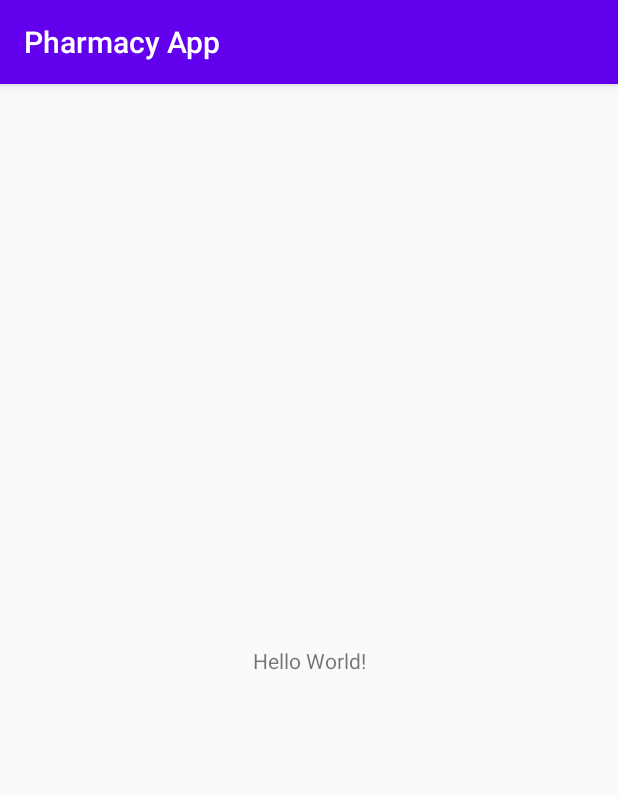
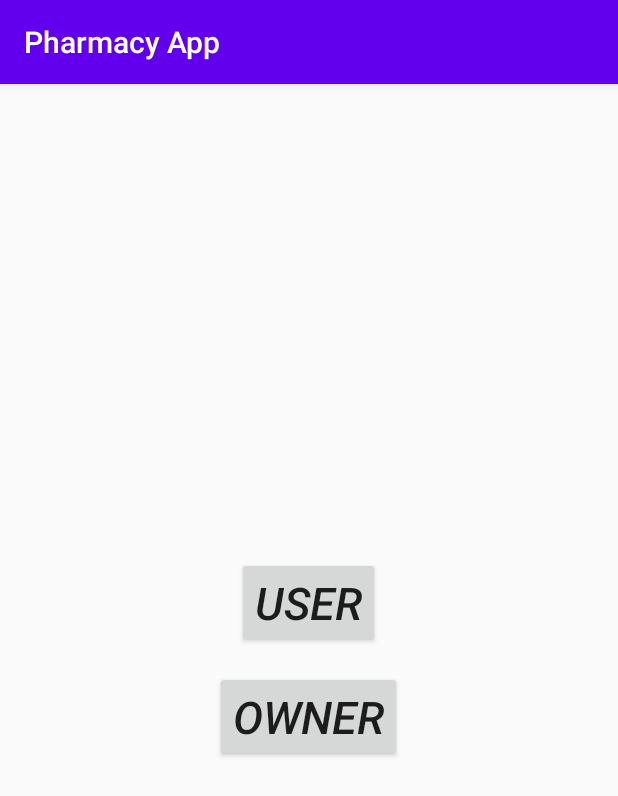
Before and after one commit to SamarAbdo/Pharmacy-App, an Android app: the screen it shows after launch (MainActivity), on a phone screen of 412 x 824 dp. Shown: the top 796 px of the screen. Run offline under Robolectric (Android 15) with nearby library versions, the phone set to English and light mode, and no system bars.

Commit message:
User&Owner

```diff
--- a/app/src/main/AndroidManifest.xml
+++ b/app/src/main/AndroidManifest.xml
@@ -9,6 +9,7 @@
         android:roundIcon="@mipmap/ic_launcher_round"
         android:supportsRtl="true"
         android:theme="@style/AppTheme">
+        <activity android:name=".Login"></activity>
         <activity android:name=".MainActivity">
             <intent-filter>
                 <action android:name="android.intent.action.MAIN" />
--- a/app/src/main/java/com/example/pharmacyapp/MainActivity.java
+++ b/app/src/main/java/com/example/pharmacyapp/MainActivity.java
@@ -2,13 +2,32 @@ package com.example.pharmacyapp;
 
 import androidx.appcompat.app.AppCompatActivity;
 
+import android.content.Intent;
 import android.os.Bundle;
+import android.view.View;
+import android.widget.Button;
+import android.widget.Toast;
 
-public class MainActivity extends AppCompatActivity {
-
+public class MainActivity extends AppCompatActivity implements View.OnClickListener {
+    Button own,use;
     @Override
     protected void onCreate(Bundle savedInstanceState) {
         super.onCreate(savedInstanceState);
         setContentView(R.layout.activity_main);
+        own =findViewById(R.id.owner);
+        use =findViewById(R.id.user);
+        own.setOnClickListener(this);
+        use.setOnClickListener(this);
+    }
+
+    @Override
+    public void onClick(View view) {
+        if (view.getId()==R.id.user){
+            Toast.makeText(MainActivity.this,"User",Toast.LENGTH_LONG).show();
+            startActivity(new Intent(MainActivity.this,Login.class));
+        }else if (view.getId()==R.id.owner){
+            Toast.makeText(MainActivity.this,"Owner",Toast.LENGTH_LONG).show();
+            startActivity(new Intent(MainActivity.this,Login.class));
+        }
     }
 }
--- a/app/src/main/res/layout/activity_main.xml
+++ b/app/src/main/res/layout/activity_main.xml
@@ -1,18 +1,28 @@
 <?xml version="1.0" encoding="utf-8"?>
-<androidx.constraintlayout.widget.ConstraintLayout xmlns:android="http://schemas.android.com/apk/res/android"
+<LinearLayout xmlns:android="http://schemas.android.com/apk/res/android"
     xmlns:app="http://schemas.android.com/apk/res-auto"
     xmlns:tools="http://schemas.android.com/tools"
     android:layout_width="match_parent"
     android:layout_height="match_parent"
+    android:orientation="vertical"
+    android:gravity="center"
     tools:context=".MainActivity">
 
-    <TextView
+    <Button
+    android:layout_width="wrap_content"
+    android:layout_height="wrap_content"
+    android:text="User"
+    android:textSize="30sp"
+    android:textStyle="italic"
+    android:id="@+id/user"
+    android:layout_marginBottom="15dp"
+    />
+    <Button
         android:layout_width="wrap_content"
         android:layout_height="wrap_content"
-        android:text="Hello World!"
-        app:layout_constraintBottom_toBottomOf="parent"
-        app:layout_constraintLeft_toLeftOf="parent"
-        app:layout_constraintRight_toRightOf="parent"
-        app:layout_constraintTop_toTopOf="parent" />
-
-</androidx.constraintlayout.widget.ConstraintLayout>
+        android:text="Owner"
+        android:textSize="30sp"
+        android:textStyle="italic"
+        android:id="@+id/owner"
+        />
+</LinearLayout>
```
Also changed, not shown: app/src/main/java/com/example/pharmacyapp/Login.java (added, +14 -0 lines), app/src/main/res/layout/activity_login.xml (added, +9 -0 lines).
